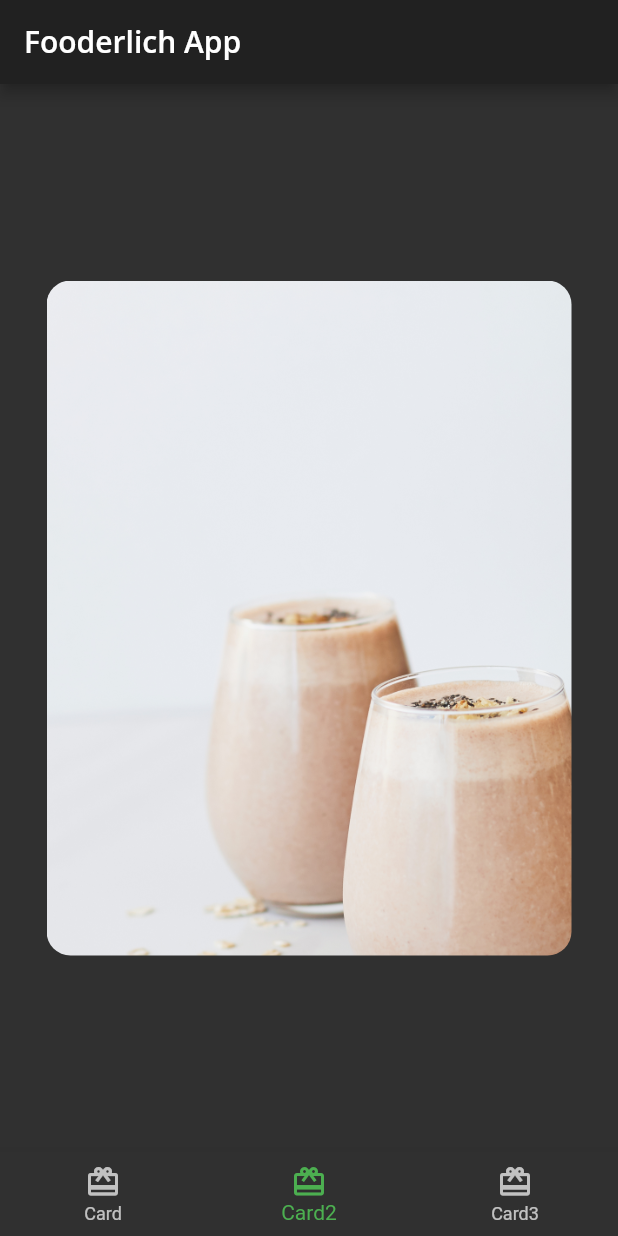
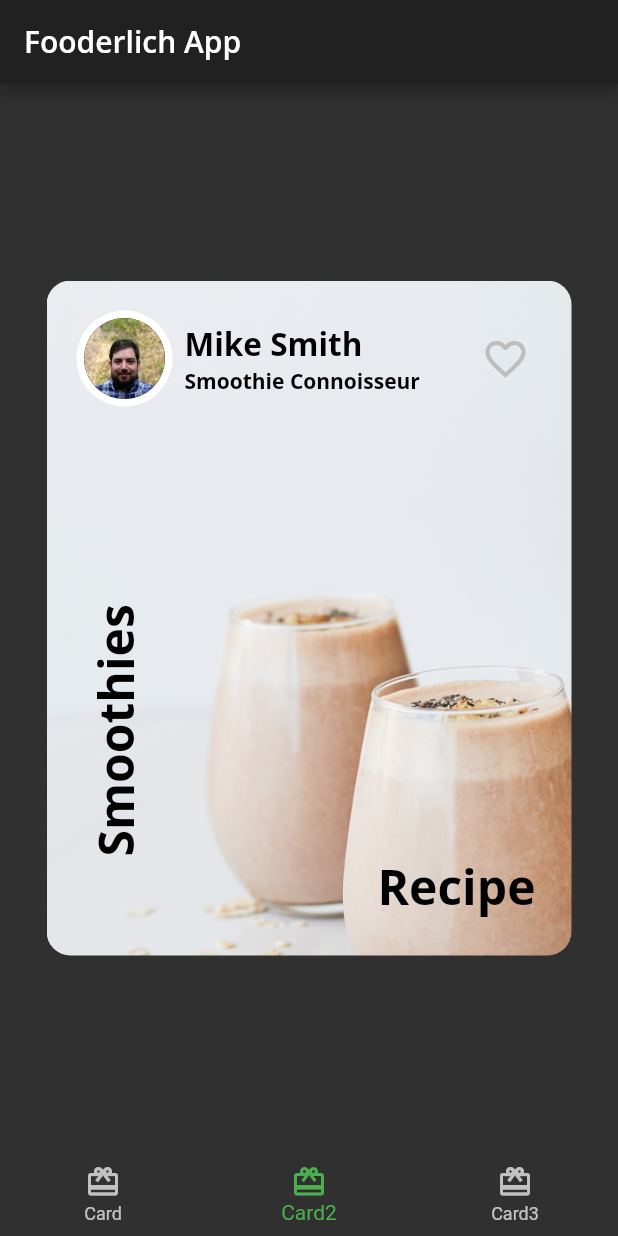
Before and after one commit to tian3rd/fooderlich2, a Flutter app: the screen it shows after launch, item 2 of the bottom bar chosen, on a phone screen of 412 x 824 dp. Run offline on Flutter 3.47's test engine with Material 2 defaults, Android fonts, the phone set to English and light mode, and no system bars; our stand-ins replace google_fonts; project files that could hold a hidden picture were left out.

Commit message:
finish card2

```diff
--- a/lib/card2.dart
+++ b/lib/card2.dart
@@ -1,4 +1,6 @@
 import 'package:flutter/material.dart';
+import 'author_card.dart';
+import 'fooderlich_theme.dart';
 
 class Card2 extends StatelessWidget {
   const Card2({Key? key}) : super(key: key);
@@ -22,7 +24,37 @@ class Card2 extends StatelessWidget {
         child: Column(
           children: [
             // TODO 1: add author info
+            const AuthorCard(
+              authorName: 'Mike Smith',
+              title: 'Smoothie Connoisseur',
+              imageProvider: AssetImage('assets/author_katz.jpeg'),
+            ),
             // TODO 4: add Positioned text
+            Expanded(
+              child: Stack(
+                children: [
+                  Positioned(
+                    bottom: 8,
+                    right: 8,
+                    child: Text(
+                      'Recipe',
+                      style: FooderlichTheme.lightTextTheme.headline1,
+                    ),
+                  ),
+                  Positioned(
+                    left: 8,
+                    bottom: 50,
+                    child: RotatedBox(
+                      quarterTurns: 3,
+                      child: Text(
+                        'Smoothies',
+                        style: FooderlichTheme.lightTextTheme.headline1,
+                      ),
+                    ),
+                  ),
+                ],
+              ),
+            ),
           ],
         ),
       ),
```
